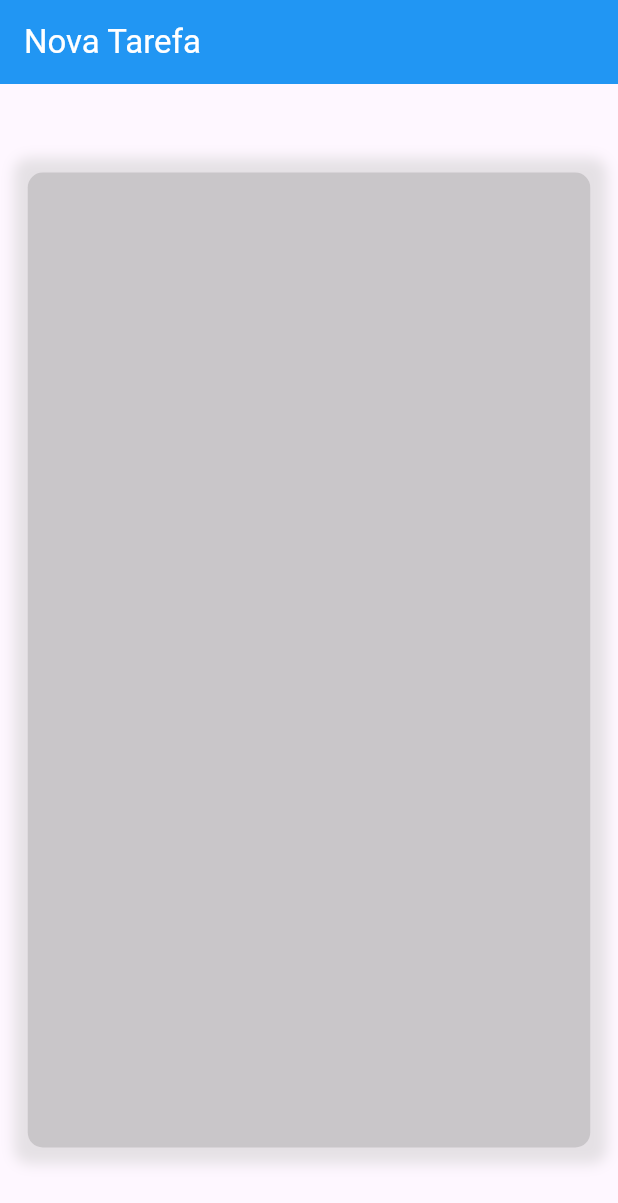
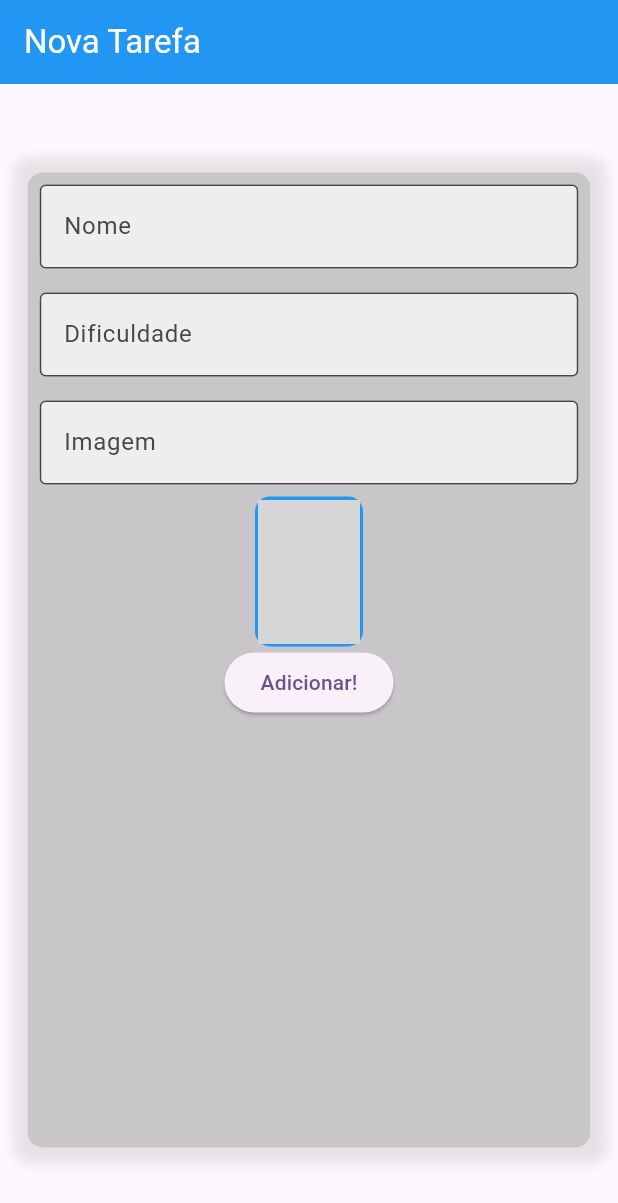
Before and after one commit to DantasMatheus/app_flutter, a Flutter app: the screen it shows after launch, on a phone screen of 412 x 824 dp. Shown: the top 1203 px of the screen. Run offline on Flutter 3.47's test engine with Material 3 defaults, Android fonts, the phone set to English and light mode, and no system bars; network calls fail; grey boxes are pictures that could not be loaded.

Commit message:
Criação do formulário de criaçao de uma nova tarefa

```diff
--- a/lib/screens/form_screen.dart
+++ b/lib/screens/form_screen.dart
@@ -8,6 +8,10 @@ class FormScreen extends StatefulWidget {
 }
 
 class _FormScreenState extends State<FormScreen> {
+  TextEditingController nameController = TextEditingController();
+  TextEditingController difficultyController = TextEditingController();
+  TextEditingController imageController = TextEditingController();
+
   @override
   Widget build(BuildContext context) {
     return Scaffold(
@@ -36,7 +40,73 @@ class _FormScreenState extends State<FormScreen> {
               ),
             ],
           ),
-          child: Column(children: []),
+          child: Column(
+            children: [
+              Padding(
+                padding: const EdgeInsets.all(8.0),
+                child: TextFormField(
+                  controller: nameController,
+                  textAlign: TextAlign.left,
+                  decoration: InputDecoration(
+                    border: OutlineInputBorder(),
+                    hintText: 'Nome',
+                    fillColor: Colors.white70,
+                    filled: true,
+                  ),
+                ),
+              ),
+              Padding(
+                padding: const EdgeInsets.all(8.0),
+                child: TextFormField(
+                  controller: difficultyController,
+                  textAlign: TextAlign.left,
+                  decoration: InputDecoration(
+                    border: OutlineInputBorder(),
+                    hintText: 'Dificuldade',
+                    fillColor: Colors.white70,
+                    filled: true,
+                  ),
+                ),
+              ),
+              Padding(
+                padding: const EdgeInsets.all(8.0),
+                child: TextFormField(
+                  onChanged: (text) {
+                    setState(() {});
+                  },
+                  controller: imageController,
+                  textAlign: TextAlign.left,
+                  decoration: InputDecoration(
+                    border: OutlineInputBorder(),
+                    hintText: 'Imagem',
+                    fillColor: Colors.white70,
+                    filled: true,
+                  ),
+                ),
+              ),
+              Container(
+                height: 100,
+                width: 72,
+                decoration: BoxDecoration(
+                  color: Colors.blue,
+                  borderRadius: BorderRadius.circular(10),
+                  border: Border.all(width: 2, color: Colors.blue),
+                ),
+                child: ClipRRect(
+                  borderRadius: BorderRadius.circular(10),
+                  child: Image.network(imageController.text, fit: BoxFit.cover),
+                ),
+              ),
+              ElevatedButton(
+                onPressed: () {
+                  print(nameController.text);
+                  print(int.parse(difficultyController.text));
+                  print(imageController.text);
+                },
+                child: Text('Adicionar!'),
+              ),
+            ],
+          ),
         ),
       ),
     );
```
